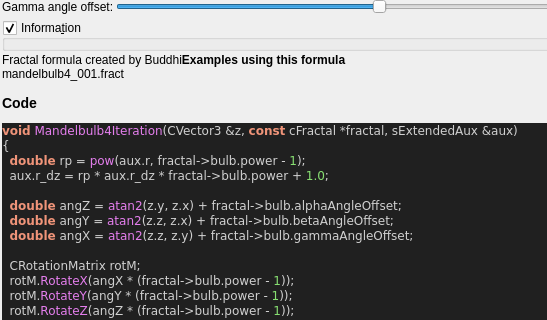
This is mandelbulber2/qt_data/fractal_mandelbulb4.ui in buddhi1980/mandelbulber2 as Qt 5 draws it before an edit; both pictures show x 0 to 547 and y 82 to 402 of the 754 by 555 pixel window. The edited form follows.
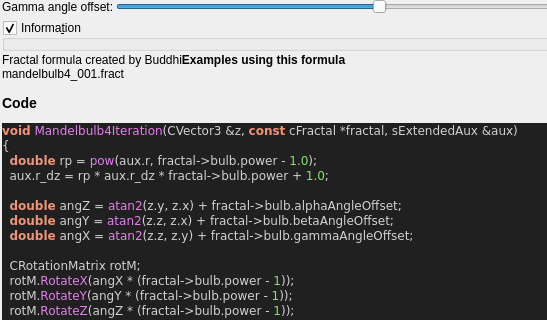
This is the edited form. Custom widgets are drawn as their Qt base class.

```diff
--- a/mandelbulber2/qt_data/fractal_mandelbulb4.ui
+++ b/mandelbulber2/qt_data/fractal_mandelbulb4.ui
@@ -309,7 +309,7 @@
 &lt;body style=&quot;background-color:#202020&quot;&gt;
 &lt;pre style=&quot;color:#d0d0d0; background-color:#202020;  font-family:'Courier New',monospace;&quot;&gt;&lt;span style=&quot;color:#f09479; font-weight:bold&quot;&gt;void&lt;/span&gt; &lt;span style=&quot;color:#e47eed&quot;&gt;Mandelbulb4Iteration&lt;/span&gt;&lt;span style=&quot;color:#d0d0d0&quot;&gt;(&lt;/span&gt;CVector3 &lt;span style=&quot;color:#d0d0d0&quot;&gt;&amp;amp;&lt;/span&gt;z&lt;span style=&quot;color:#d0d0d0&quot;&gt;,&lt;/span&gt; &lt;span style=&quot;color:#f09479; font-weight:bold&quot;&gt;const&lt;/span&gt; cFractal &lt;span style=&quot;color:#d0d0d0&quot;&gt;*&lt;/span&gt;fractal&lt;span style=&quot;color:#d0d0d0&quot;&gt;,&lt;/span&gt; sExtendedAux &lt;span style=&quot;color:#d0d0d0&quot;&gt;&amp;amp;&lt;/span&gt;aux&lt;span style=&quot;color:#d0d0d0&quot;&gt;)&lt;/span&gt;
 &lt;span style=&quot;color:#d0d0d0&quot;&gt;{&lt;/span&gt;
-  &lt;span style=&quot;color:#f09479; font-weight:bold&quot;&gt;double&lt;/span&gt; rp &lt;span style=&quot;color:#d0d0d0&quot;&gt;=&lt;/span&gt; &lt;span style=&quot;color:#e47eed&quot;&gt;pow&lt;/span&gt;&lt;span style=&quot;color:#d0d0d0&quot;&gt;(&lt;/span&gt;aux&lt;span style=&quot;color:#d0d0d0&quot;&gt;.&lt;/span&gt;r&lt;span style=&quot;color:#d0d0d0&quot;&gt;,&lt;/span&gt; fractal&lt;span style=&quot;color:#d0d0d0&quot;&gt;-&amp;gt;&lt;/span&gt;bulb&lt;span style=&quot;color:#d0d0d0&quot;&gt;.&lt;/span&gt;power &lt;span style=&quot;color:#d0d0d0&quot;&gt;-&lt;/span&gt; &lt;span style=&quot;color:#87df71&quot;&gt;1&lt;/span&gt;&lt;span style=&quot;color:#d0d0d0&quot;&gt;);&lt;/span&gt;
+  &lt;span style=&quot;color:#f09479; font-weight:bold&quot;&gt;double&lt;/span&gt; rp &lt;span style=&quot;color:#d0d0d0&quot;&gt;=&lt;/span&gt; &lt;span style=&quot;color:#e47eed&quot;&gt;pow&lt;/span&gt;&lt;span style=&quot;color:#d0d0d0&quot;&gt;(&lt;/span&gt;aux&lt;span style=&quot;color:#d0d0d0&quot;&gt;.&lt;/span&gt;r&lt;span style=&quot;color:#d0d0d0&quot;&gt;,&lt;/span&gt; fractal&lt;span style=&quot;color:#d0d0d0&quot;&gt;-&amp;gt;&lt;/span&gt;bulb&lt;span style=&quot;color:#d0d0d0&quot;&gt;.&lt;/span&gt;power &lt;span style=&quot;color:#d0d0d0&quot;&gt;-&lt;/span&gt; &lt;span style=&quot;color:#87df71&quot;&gt;1.0&lt;/span&gt;&lt;span style=&quot;color:#d0d0d0&quot;&gt;);&lt;/span&gt;
   aux&lt;span style=&quot;color:#d0d0d0&quot;&gt;.&lt;/span&gt;r_dz &lt;span style=&quot;color:#d0d0d0&quot;&gt;=&lt;/span&gt; rp &lt;span style=&quot;color:#d0d0d0&quot;&gt;*&lt;/span&gt; aux&lt;span style=&quot;color:#d0d0d0&quot;&gt;.&lt;/span&gt;r_dz &lt;span style=&quot;color:#d0d0d0&quot;&gt;*&lt;/span&gt; fractal&lt;span style=&quot;color:#d0d0d0&quot;&gt;-&amp;gt;&lt;/span&gt;bulb&lt;span style=&quot;color:#d0d0d0&quot;&gt;.&lt;/span&gt;power &lt;span style=&quot;color:#d0d0d0&quot;&gt;+&lt;/span&gt; &lt;span style=&quot;color:#87df71&quot;&gt;1.0&lt;/span&gt;&lt;span style=&quot;color:#d0d0d0&quot;&gt;;&lt;/span&gt;
 
   &lt;span style=&quot;color:#f09479; font-weight:bold&quot;&gt;double&lt;/span&gt; angZ &lt;span style=&quot;color:#d0d0d0&quot;&gt;=&lt;/span&gt; &lt;span style=&quot;color:#e47eed&quot;&gt;atan2&lt;/span&gt;&lt;span style=&quot;color:#d0d0d0&quot;&gt;(&lt;/span&gt;z&lt;span style=&quot;color:#d0d0d0&quot;&gt;.&lt;/span&gt;y&lt;span style=&quot;color:#d0d0d0&quot;&gt;,&lt;/span&gt; z&lt;span style=&quot;color:#d0d0d0&quot;&gt;.&lt;/span&gt;x&lt;span style=&quot;color:#d0d0d0&quot;&gt;) +&lt;/span&gt; fractal&lt;span style=&quot;color:#d0d0d0&quot;&gt;-&amp;gt;&lt;/span&gt;bulb&lt;span style=&quot;color:#d0d0d0&quot;&gt;.&lt;/span&gt;alphaAngleOffset&lt;span style=&quot;color:#d0d0d0&quot;&gt;;&lt;/span&gt;
```
